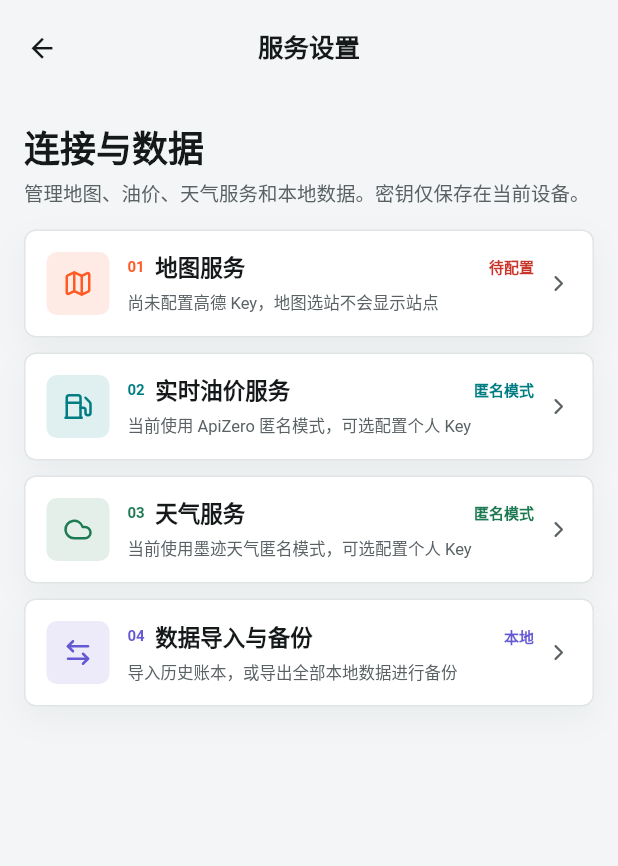
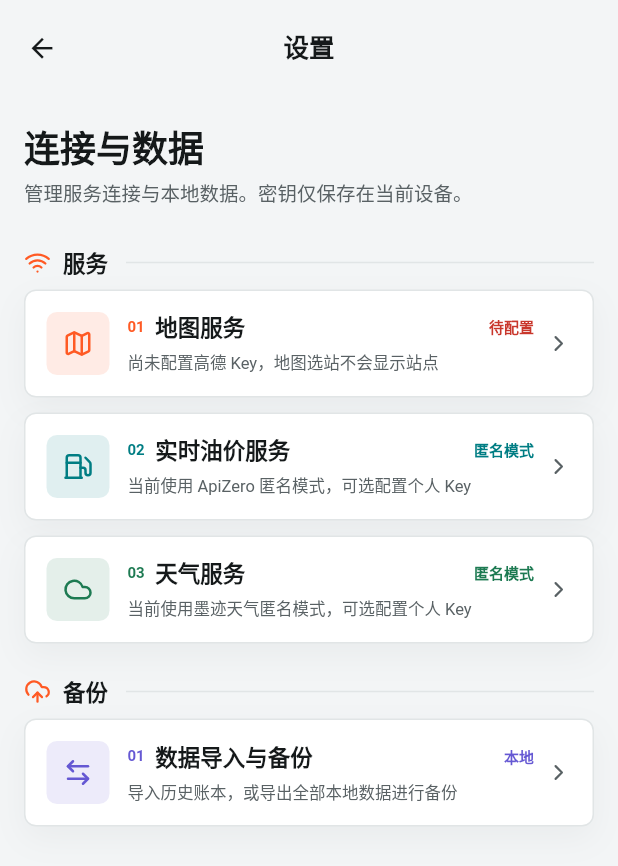
Before and after one commit to 1378944437/BearFuel, a Flutter app: the ServiceSettingsScreen screen opened directly, on a phone screen of 412 x 824 dp. Shown: the top 866 px of the screen. Run offline on Flutter 3.47's test engine with Material 3 defaults, Android fonts, the light colour scheme and no system bars; our stand-ins replace file_picker, fl_chart, flutter_secure_storage, geocoding, geolocator, lucide_icons_flutter and 4 more; accounts and stored records are empty.

Commit message:
release: prepare BearFuel 0.2.7

```diff
--- a/lib/presentation/screens/settings/service_settings_screen.dart
+++ b/lib/presentation/screens/settings/service_settings_screen.dart
@@ -16,7 +16,7 @@ class ServiceSettingsScreen extends StatelessWidget {
   @override
   Widget build(BuildContext context) {
     return Scaffold(
-      appBar: AppBar(title: const Text('服务设置')),
+      appBar: AppBar(title: const Text('设置')),
       body: ListView(
         padding: const EdgeInsets.fromLTRB(0, 12, 0, 32),
         children: [
@@ -29,13 +29,17 @@ class ServiceSettingsScreen extends StatelessWidget {
                     style: Theme.of(context).textTheme.headlineMedium),
                 const SizedBox(height: 6),
                 Text(
-                  '管理地图、油价、天气服务和本地数据。密钥仅保存在当前设备。',
+                  '管理服务连接与本地数据。密钥仅保存在当前设备。',
                   style: Theme.of(context).textTheme.bodyMedium?.copyWith(
                         color: Theme.of(context).colorScheme.onSurfaceVariant,
                       ),
                 ),
               ],
             ),
+          ),
+          const _SettingsSectionHeader(
+            icon: AppIcons.network_check_outlined,
+            title: '服务',
           ),
           _ServiceTile(
             index: '01',
@@ -83,8 +87,12 @@ class ServiceSettingsScreen extends StatelessWidget {
                   builder: (_) => const WeatherApiSettingsScreen()),
             ),
           ),
+          const _SettingsSectionHeader(
+            icon: AppIcons.backup_outlined,
+            title: '备份',
+          ),
           _ServiceTile(
-            index: '04',
+            index: '01',
             icon: AppIcons.import_export,
             color: const Color(0xFF6558D3),
             title: '数据导入与备份',
@@ -96,6 +104,30 @@ class ServiceSettingsScreen extends StatelessWidget {
               MaterialPageRoute(builder: (_) => const DataImportExportScreen()),
             ),
           ),
+        ],
+      ),
+    );
+  }
+}
+
+class _SettingsSectionHeader extends StatelessWidget {
+  final IconData icon;
+  final String title;
+
+  const _SettingsSectionHeader({required this.icon, required this.title});
+
+  @override
+  Widget build(BuildContext context) {
+    final colors = Theme.of(context).colorScheme;
+    return Padding(
+      padding: const EdgeInsets.fromLTRB(16, 12, 16, 8),
+      child: Row(
+        children: [
+          Icon(icon, size: 18, color: colors.primary),
+          const SizedBox(width: 8),
+          Text(title, style: Theme.of(context).textTheme.titleMedium),
+          const SizedBox(width: 12),
+          Expanded(child: Divider(color: colors.outlineVariant)),
         ],
       ),
     );
--- a/pubspec.yaml
+++ b/pubspec.yaml
@@ -2,7 +2,7 @@ name: bearfuel
 description: "类小熊油耗的专业级车辆油耗与用车成本管理应用"
 publish_to: 'none' # 私有应用，不发布到 pub.dev
 
-version: 0.2.6+17
+version: 0.2.7+18
 
 environment:
   sdk: '>=3.0.0 <4.0.0'
```
Also changed, not shown: 3 other files.
